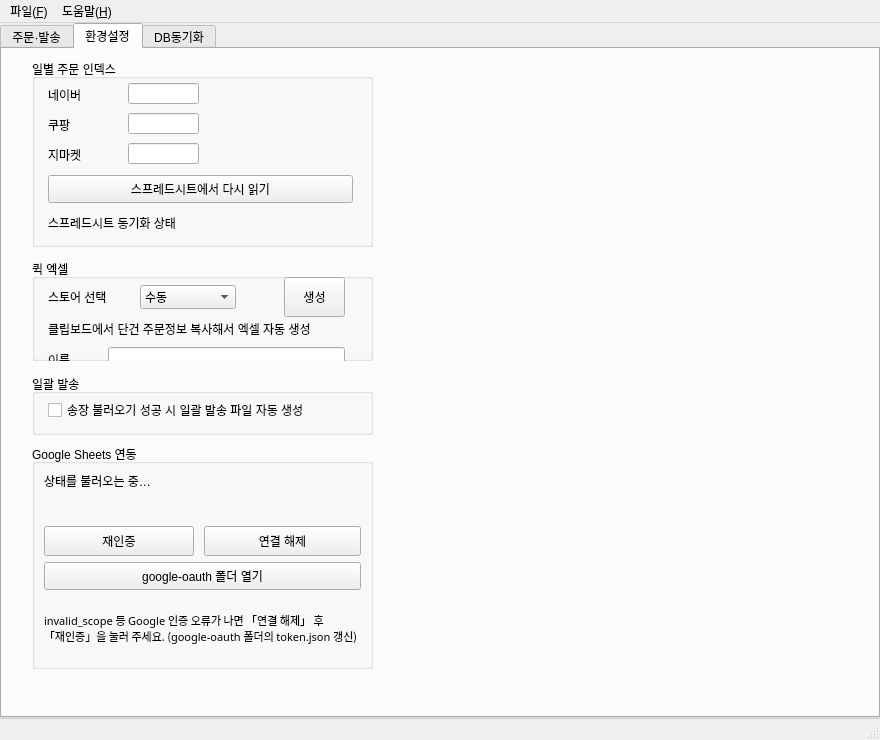
Peanut0711/easy-fulfill, file ui/main_window.ui: the form before one commit.
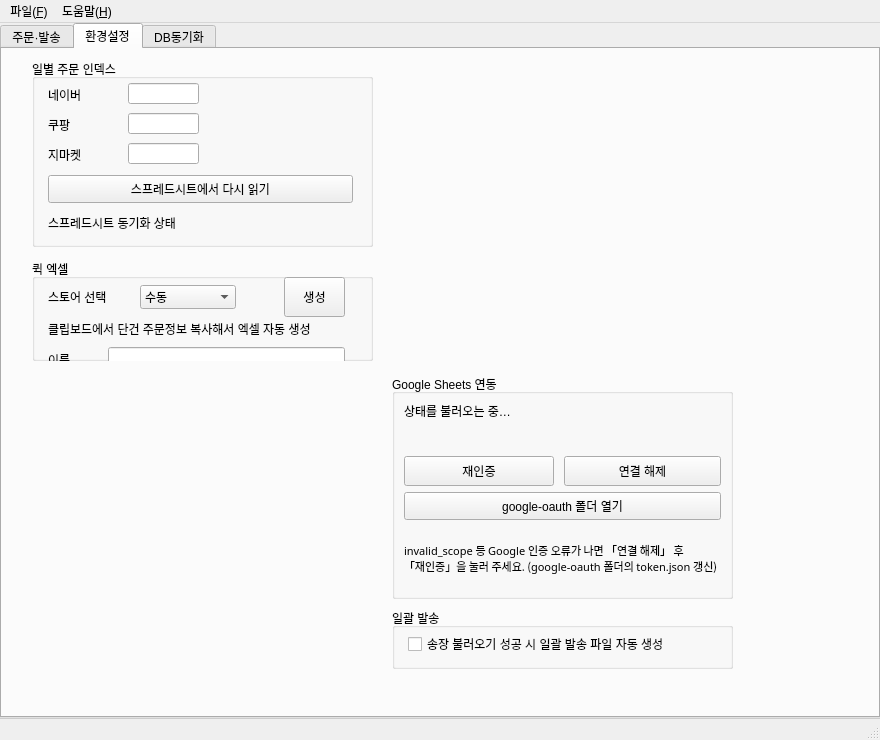
The form after the commit. The open tabs and pages were chosen to show the change.

Commit message: 환경설정 탭 UI 배치 수정

What changed in the file:
```diff
--- a/ui/main_window.ui
+++ b/ui/main_window.ui
@@ -843,8 +843,8 @@
        <widget class="QGroupBox" name="groupBox_batch_ship">
         <property name="geometry">
          <rect>
-          <x>30</x>
-          <y>325</y>
+          <x>390</x>
+          <y>559</y>
           <width>341</width>
           <height>61</height>
          </rect>
@@ -872,8 +872,8 @@
        <widget class="QGroupBox" name="groupBox_google_sheets">
         <property name="geometry">
          <rect>
-          <x>30</x>
-          <y>395</y>
+          <x>390</x>
+          <y>325</y>
           <width>341</width>
           <height>225</height>
          </rect>
```
The commit also changes 1 other file.
